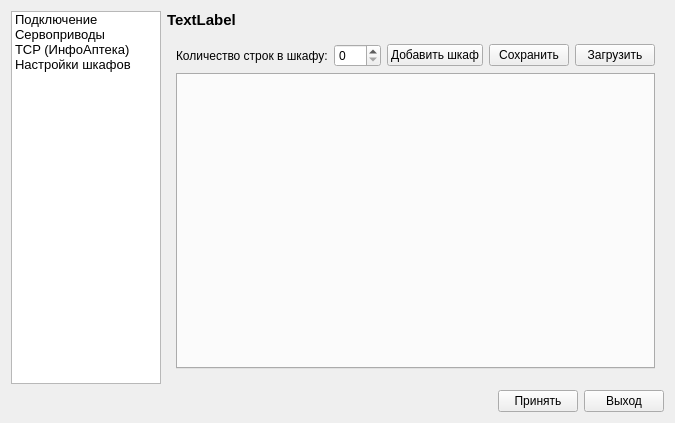
Above: settingswindow.ui from VladimirR46/PharmacyRobot before the change. Below: the same form after it.
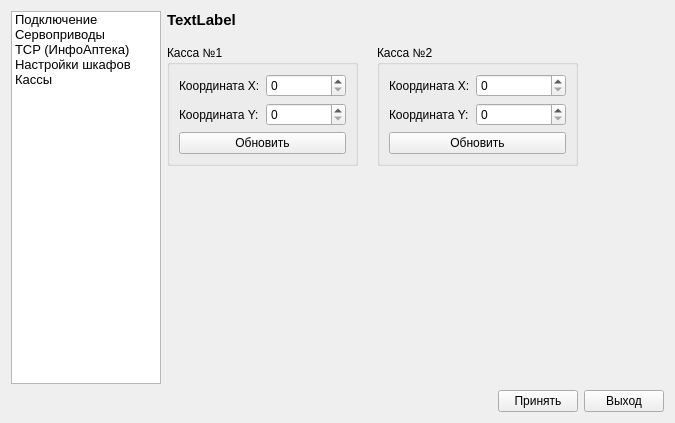
That is the form after the change. The open tabs and pages were chosen to show the change. Icons and pictures are not drawn.

What changed in the file:
```diff
--- a/settingswindow.ui
+++ b/settingswindow.ui
@@ -6,7 +6,7 @@
    <rect>
     <x>0</x>
     <y>0</y>
-    <width>632</width>
+    <width>652</width>
     <height>423</height>
    </rect>
   </property>
@@ -97,6 +97,15 @@
           <normaloff>:/images/rack-server-magnifier_icon-icons.com_52826.png</normaloff>:/images/rack-server-magnifier_icon-icons.com_52826.png</iconset>
         </property>
        </item>
+       <item>
+        <property name="text">
+         <string>Кассы</string>
+        </property>
+        <property name="icon">
+         <iconset resource="resource.qrc">
+          <normaloff>:/images/telejka-128x128.png</normaloff>:/images/telejka-128x128.png</iconset>
+        </property>
+       </item>
       </widget>
      </item>
      <item row="1" column="1">
@@ -496,6 +505,116 @@
          </item>
         </layout>
        </widget>
+       <widget class="QWidget" name="page_5">
+        <widget class="QGroupBox" name="groupBox_2">
+         <property name="geometry">
+          <rect>
+           <x>0</x>
+           <y>10</y>
+           <width>191</width>
+           <height>121</height>
+          </rect>
+         </property>
+         <property name="title">
+          <string>Касса №1</string>
+         </property>
+         <layout class="QVBoxLayout" name="verticalLayout_3">
+          <item>
+           <layout class="QFormLayout" name="formLayout_3">
+            <item row="0" column="0">
+             <widget class="QLabel" name="label_12">
+              <property name="text">
+               <string>Координата X:</string>
+              </property>
+             </widget>
+            </item>
+            <item row="0" column="1">
+             <widget class="QSpinBox" name="spinBox1X">
+              <property name="maximum">
+               <number>900000000</number>
+              </property>
+             </widget>
+            </item>
+            <item row="1" column="0">
+             <widget class="QLabel" name="label_14">
+              <property name="text">
+               <string>Координата Y:</string>
+              </property>
+             </widget>
+            </item>
+            <item row="1" column="1">
+             <widget class="QSpinBox" name="spinBox1Y">
+              <property name="maximum">
+               <number>900000000</number>
+              </property>
+             </widget>
+            </item>
+           </layout>
+          </item>
+          <item>
+           <widget class="QPushButton" name="Update1Button">
+            <property name="text">
+             <string>Обновить</string>
+            </property>
+           </widget>
+          </item>
+         </layout>
+        </widget>
+        <widget class="QGroupBox" name="groupBox_3">
+         <property name="geometry">
+          <rect>
+           <x>210</x>
+           <y>10</y>
+           <width>201</width>
+           <height>121</height>
+          </rect>
+         </property>
+         <property name="title">
+          <string>Касса №2</string>
+         </property>
+         <layout class="QVBoxLayout" name="verticalLayout_4">
+          <item>
+           <layout class="QFormLayout" name="formLayout_2">
+            <item row="0" column="0">
+             <widget class="QLabel" name="label_13">
+              <property name="text">
+               <string>Координата X:</string>
+              </property>
+             </widget>
+            </item>
+            <item row="0" column="1">
+             <widget class="QSpinBox" name="spinBox2X">
+              <property name="maximum">
+               <number>900000000</number>
+              </property>
+             </widget>
+            </item>
+            <item row="1" column="0">
+             <widget class="QLabel" name="label_15">
+              <property name="text">
+               <string>Координата Y:</string>
+              </property>
+             </widget>
+            </item>
+            <item row="1" column="1">
+             <widget class="QSpinBox" name="spinBox2Y">
+              <property name="maximum">
+               <number>900000000</number>
+              </property>
+             </widget>
+            </item>
+           </layout>
+          </item>
+          <item>
+           <widget class="QPushButton" name="Update2Button">
+            <property name="text">
+             <string>Обновить</string>
+            </property>
+           </widget>
+          </item>
+         </layout>
+        </widget>
+       </widget>
       </widget>
      </item>
     </layout>
```
Left out of the diff: 34 changed lines with no effect on the pictures.
